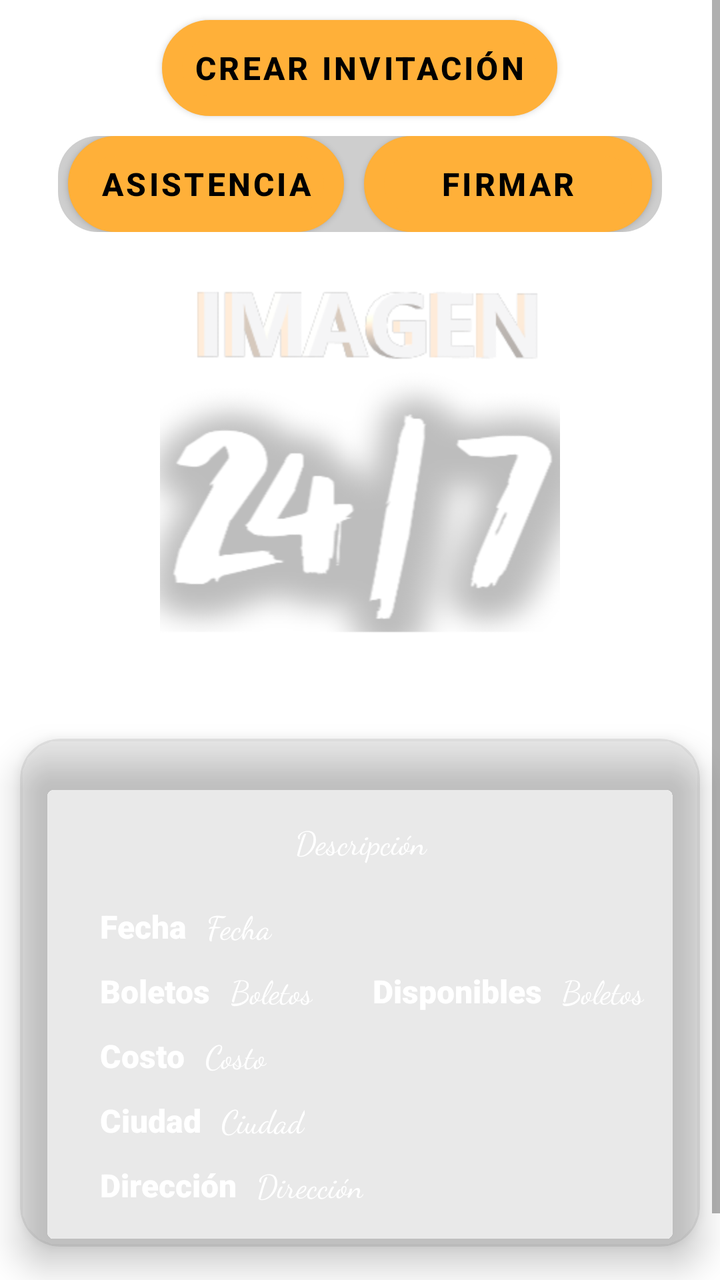
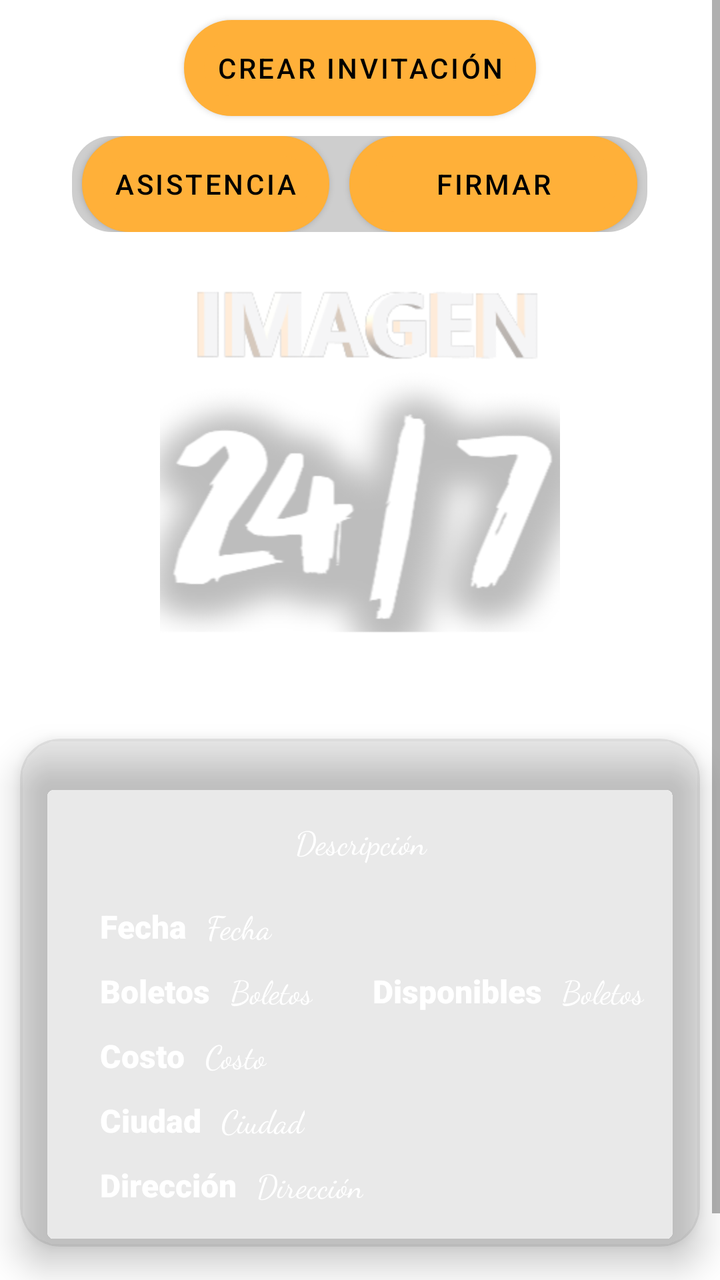

Before-and-after screenshots of an Android layout around one commit, followed by the original layout XML and the change that was made.
<!-- AndroidManifest.xml: application theme Theme.Eventos -->
<!-- res/layout/fragment_detalle_evento.xml -->
<?xml version="1.0" encoding="utf-8"?>
<ScrollView xmlns:android="http://schemas.android.com/apk/res/android"
    xmlns:tools="http://schemas.android.com/tools"
    android:layout_width="match_parent"
    android:layout_height="match_parent"
    xmlns:app="http://schemas.android.com/apk/res-auto"
    tools:context=".DetalleEvento">

    <LinearLayout
        android:layout_width="match_parent"
        android:layout_height="match_parent"
        android:orientation="vertical">

        <Button
            android:id="@+id/button2"
            android:layout_width="wrap_content"
            android:layout_height="wrap_content"
            android:layout_gravity="center"
            android:layout_margin="10dp"
            android:background="@drawable/boton"
            android:gravity="center"
            android:text="@string/CrearInvitacion"
            android:textColor="@color/black"
            android:theme="@style/Botones" />

    <LinearLayout
        android:layout_width="wrap_content"
        android:layout_height="wrap_content"
        android:layout_gravity="center"
        android:background="@drawable/cardview_evento"
        app:cardCornerRadius="10dp">

        <Button
            android:layout_width="wrap_content"
            android:layout_height="wrap_content"
            android:layout_weight="1"
            android:layout_gravity="center"
            android:layout_marginLeft="5dp"
            android:layout_marginRight="5dp"
            android:background="@drawable/boton"
            android:gravity="center"
            android:text="@string/Asistencia"
            android:textColor="@color/black"
            android:theme="@style/Botones" />

        <Button
            android:layout_width="144dp"
            android:layout_height="match_parent"
            android:layout_gravity="center"
            android:layout_marginLeft="5dp"
            android:layout_marginRight="5dp"
            android:background="@drawable/boton"
            android:gravity="center"

            android:text="@string/Firmar"
            android:textColor="@color/black"
            android:theme="@style/Botones" />


    </LinearLayout>

    <ImageView
        android:id="@+id/imageView_imagen_evento"
        android:layout_width="300dp"
        android:layout_height="200dp"
        android:layout_weight="1"
        android:layout_margin="10dp"
        android:layout_gravity="center"
        android:src="@drawable/seleccion_imagen" />

        <TextView
            android:id="@+id/textView_nombre_evento"
            android:layout_width="match_parent"
            android:layout_height="wrap_content"
            android:theme="@style/texto_titulo"
            android:text="@string/Evento" />


        <androidx.cardview.widget.CardView
            android:layout_width="match_parent"
            android:layout_height="match_parent"
            android:layout_marginRight="10dp"
            android:layout_marginLeft="10dp"
            android:layout_marginTop="1dp"
            app:cardBackgroundColor="@color/fondo_cardView"
            app:cardCornerRadius="20dp"
            app:cardElevation="10sp">

            <LinearLayout
                android:layout_width="match_parent"
                android:layout_height="wrap_content"
                android:layout_margin="20dp"
                android:orientation="vertical">
                <TextView
                    android:id="@+id/textView_descripcion"
                    android:layout_margin="20dp"
                    android:layout_width="match_parent"
                    android:layout_height="wrap_content"
                    android:theme="@style/texto_sencillo"
                    android:layout_gravity="center"
                    android:gravity="center"
                    android:text="@string/descripcion"></TextView>

                <LinearLayout
                    android:layout_width="wrap_content"
                    android:layout_height="wrap_content"
                    android:layout_marginStart="20dp"
                    android:orientation="horizontal">

                    <TextView
                        android:layout_width="wrap_content"
                        android:layout_height="wrap_content"
                        android:theme="@style/texto_sub_titulo"
                        android:text="@string/Fecha" />

                    <TextView
                        android:id="@+id/textView_fecha"
                        android:layout_width="wrap_content"
                        android:layout_height="wrap_content"
                        android:theme="@style/texto_sencillo"
                        android:layout_marginStart="10dp"
                        android:text="@string/Fecha" />
                </LinearLayout>

                <LinearLayout
                    android:layout_width="wrap_content"
                    android:layout_height="wrap_content"
                    android:layout_marginTop="10dp"
                    android:layout_marginStart="20dp"
                    android:orientation="horizontal">

                    <TextView
                        android:layout_width="wrap_content"
                        android:layout_height="wrap_content"
                        android:theme="@style/texto_sub_titulo"
                        android:text="@string/Boletos" />

                    <TextView
                        android:id="@+id/textView_boletos"
                        android:layout_width="wrap_content"
                        android:layout_height="wrap_content"
                        android:theme="@style/texto_sencillo"
                        android:layout_marginStart="10dp"
                        android:text="@string/Boletos" />

                    <TextView
                        android:layout_width="wrap_content"
                        android:layout_height="wrap_content"
                        android:layout_marginStart="30dp"
                        android:theme="@style/texto_sub_titulo"
                        android:text="@string/Disponibles" />

                    <TextView
                        android:id="@+id/textView_disponibles"
                        android:layout_width="wrap_content"
                        android:layout_height="wrap_content"
                        android:theme="@style/texto_sencillo"
                        android:layout_marginStart="10dp"
                        android:text="@string/Boletos" />
                </LinearLayout>

                <LinearLayout
                    android:layout_width="wrap_content"
                    android:layout_height="wrap_content"
                    android:layout_marginTop="10dp"
                    android:layout_marginStart="20dp"
                    android:orientation="horizontal">

                    <TextView
                        android:layout_width="wrap_content"
                        android:layout_height="wrap_content"
                        android:theme="@style/texto_sub_titulo"
                        android:text="@string/Costo" />

                    <TextView
                        android:id="@+id/textView_costo"
                        android:layout_width="wrap_content"
                        android:layout_height="wrap_content"
                        android:theme="@style/texto_sencillo"
                        android:layout_marginStart="10dp"
                        android:text="@string/Costo" />
                </LinearLayout>
                <LinearLayout
                    android:layout_width="wrap_content"
                    android:layout_height="wrap_content"
                    android:layout_marginTop="10dp"
                    android:layout_marginStart="20dp"
                    android:orientation="horizontal">

                    <TextView
                        android:layout_width="wrap_content"
                        android:layout_height="wrap_content"
                        android:theme="@style/texto_sub_titulo"
                        android:text="@string/Ciudad" />

                    <TextView
                        android:id="@+id/textView_ciudad"
                        android:layout_width="wrap_content"
                        android:layout_height="wrap_content"
                        android:layout_marginStart="10dp"
                        android:theme="@style/texto_sencillo"
                        android:text="@string/Ciudad" />
                </LinearLayout>
                <LinearLayout
                    android:layout_width="wrap_content"
                    android:layout_height="wrap_content"
                    android:orientation="horizontal"
                    android:layout_marginTop="10dp"
                    android:layout_marginStart="20dp">

                    <TextView
                        android:layout_width="wrap_content"
                        android:layout_height="wrap_content"
                        android:theme="@style/texto_sub_titulo"
                        android:text="@string/Direccion" />

                    <TextView
                        android:id="@+id/textView_direccion"
                        android:layout_width="wrap_content"
                        android:layout_height="wrap_content"
                        android:layout_marginStart="10dp"
                        android:theme="@style/texto_sencillo"
                        android:text="@string/Direccion" />
                </LinearLayout>
            </LinearLayout>

        </androidx.cardview.widget.CardView>
        <TextView
            android:layout_marginTop="10dp"
            android:layout_width="match_parent"
            android:layout_height="wrap_content"
            android:gravity="center"
            android:theme="@style/texto_sub_titulo"
            android:text="@string/Asistencia"/>

        <androidx.recyclerview.widget.RecyclerView
            android:id="@+id/recyclerView_asistencia"
            android:layout_width="match_parent"
            android:layout_height="match_parent"
            android:layout_margin="10dp"/>
    </LinearLayout>



</ScrollView>
<!-- resources referenced by this layout -->
<resources>
  <color name="black">#FF000000</color>
  <color name="fondo_cardView">#1E4A4947</color>
  <!-- drawable boton (drawable) -->
  <?xml version="1.0" encoding="utf-8"?>
  <selector xmlns:android="http://schemas.android.com/apk/res/android" >
      <item >
          <shape android:shape="rectangle"  >
              <corners android:radius="100dip" />
              <stroke android:width="10dip" android:color="@color/black" />
              <solid android:color="@color/amarillo" />
          </shape>
      </item>
  </selector>
  <!-- drawable cardview_evento (drawable) -->
  <?xml version="1.0" encoding="utf-8"?>
  <shape xmlns:android="http://schemas.android.com/apk/res/android">
      <corners android:radius="20dp"/>
      <solid android:color="@color/gris" />
  </shape>
  <!-- drawable seleccion_imagen: png bitmap (drawable, 34875 bytes) -->
  <string name="Asistencia">Asistencia</string>
  <string name="Boletos">Boletos</string>
  <string name="Ciudad">Ciudad</string>
  <string name="Costo">Costo</string>
  <string name="CrearInvitacion">Crear invitación</string>
  <string name="Direccion">Dirección</string>
  <string name="Disponibles">Disponibles</string>
  <string name="Evento">Evento</string>
  <string name="Fecha">Fecha</string>
  <string name="Firmar">Firmar</string>
  <string name="descripcion">Descripción</string>
  <style name="Botones" parent="Theme.AppCompat.Light.NoActionBar">
      <item name="android:background">@drawable/boton</item>
          <item name="android:textStyle">bold</item>
          <item name="android:textSize">16sp</item>
          <item name="android:layout_margin">5sp</item>
          <item name="colorPrimaryVariant">@color/amarillo</item>
          <item name="colorPrimary">@color/amarillo</item>
      </style>
  <style name="texto_sencillo" parent="Theme.Eventos">
          <item name="android:textSize">16sp</item>
          <item name="android:textColor">@color/white</item>
          <item name="android:layout_margin">5sp</item>
          <item name="fontFamily">cursive</item>
      </style>
  <style name="texto_sub_titulo" parent="Theme.Eventos">
          <item name="android:textSize">16sp</item>
          <item name="android:textColor">@color/white</item>
          <item name="android:textStyle">bold</item>
          <item name="android:layout_margin">5sp</item>
          <item name="fontFamily">sans-serif-black</item>
      </style>
  <style name="texto_titulo" parent="Theme.Eventos">
          <item name="android:textSize">24sp</item>
          <item name="android:textColor">@color/white</item>
          <item name="android:textStyle">bold</item>
          <item name="android:gravity">center</item>
          <item name="fontFamily">sans-serif-black</item>
      </style>
  <style name="Theme.Eventos" parent="Theme.MaterialComponents.DayNight.DarkActionBar">
          
          <item name="colorPrimary">@color/amarilloFondo</item>
          <item name="colorPrimaryVariant">@color/amarillo</item>
          <item name="colorOnPrimary">@color/white</item>
          
          <item name="colorSecondary">@color/teal_200</item>
          <item name="colorSecondaryVariant">@color/teal_700</item>
          <item name="colorOnSecondary">@color/black</item>
          
  
          <item name="android:statusBarColor" tools:targetApi="l">?attr/colorPrimaryVariant</item>
  
          
          
          <item name="windowActionBar">false</item>
          <item name="windowNoTitle">true</item>
      </style>
  <color name="amarillo">#FFB039</color>
  <color name="gris">#63818181</color>
  <color name="white">#FFFFFFFF</color>
  <color name="amarilloFondo">#DF885A28</color>
  <color name="teal_200">#DF885A28</color>
  <color name="teal_700">#DF885A28</color>
</resources>

<!-- the commit's change to res/layout/fragment_detalle_evento.xml (unified diff, before → after) -->
@@ -12,7 +12,7 @@
         android:orientation="vertical">
 
         <Button
-            android:id="@+id/button2"
+            android:id="@+id/button_crearInvitacion"
             android:layout_width="wrap_content"
             android:layout_height="wrap_content"
             android:layout_gravity="center"
@@ -31,6 +31,7 @@
         app:cardCornerRadius="10dp">
 
         <Button
+            android:id="@+id/bottom_asistencia"
             android:layout_width="wrap_content"
             android:layout_height="wrap_content"
             android:layout_weight="1"
@@ -44,6 +45,7 @@
             android:theme="@style/Botones" />
 
         <Button
+            android:id="@+id/button_firmar"
             android:layout_width="144dp"
             android:layout_height="match_parent"
             android:layout_gravity="center"
@@ -51,7 +53,6 @@
             android:layout_marginRight="5dp"
             android:background="@drawable/boton"
             android:gravity="center"
-
             android:text="@string/Firmar"
             android:textColor="@color/black"
             android:theme="@style/Botones" />
@@ -78,7 +79,7 @@
 
         <androidx.cardview.widget.CardView
             android:layout_width="match_parent"
-            android:layout_height="match_parent"
+            android:layout_height="wrap_content"
             android:layout_marginRight="10dp"
             android:layout_marginLeft="10dp"
             android:layout_marginTop="1dp"
@@ -96,7 +97,7 @@
                     android:layout_margin="20dp"
                     android:layout_width="match_parent"
                     android:layout_height="wrap_content"
-                    android:theme="@style/texto_sencillo"
+                    android:theme="@style/texto_cursiva"
                     android:layout_gravity="center"
                     android:gravity="center"
                     android:text="@string/descripcion"></TextView>
@@ -117,7 +118,7 @@
                         android:id="@+id/textView_fecha"
                         android:layout_width="wrap_content"
                         android:layout_height="wrap_content"
-                        android:theme="@style/texto_sencillo"
+                        android:theme="@style/texto_cursiva"
                         android:layout_marginStart="10dp"
                         android:text="@string/Fecha" />
                 </LinearLayout>
@@ -139,7 +140,7 @@
                         android:id="@+id/textView_boletos"
                         android:layout_width="wrap_content"
                         android:layout_height="wrap_content"
-                        android:theme="@style/texto_sencillo"
+                        android:theme="@style/texto_cursiva"
                         android:layout_marginStart="10dp"
                         android:text="@string/Boletos" />
 
@@ -154,7 +155,7 @@
                         android:id="@+id/textView_disponibles"
                         android:layout_width="wrap_content"
                         android:layout_height="wrap_content"
-                        android:theme="@style/texto_sencillo"
+                        android:theme="@style/texto_cursiva"
                         android:layout_marginStart="10dp"
                         android:text="@string/Boletos" />
                 </LinearLayout>
@@ -176,7 +177,7 @@
                         android:id="@+id/textView_costo"
                         android:layout_width="wrap_content"
                         android:layout_height="wrap_content"
-                        android:theme="@style/texto_sencillo"
+                        android:theme="@style/texto_cursiva"
                         android:layout_marginStart="10dp"
                         android:text="@string/Costo" />
                 </LinearLayout>
@@ -198,7 +199,7 @@
                         android:layout_width="wrap_content"
                         android:layout_height="wrap_content"
                         android:layout_marginStart="10dp"
-                        android:theme="@style/texto_sencillo"
+                        android:theme="@style/texto_cursiva"
                         android:text="@string/Ciudad" />
                 </LinearLayout>
                 <LinearLayout
@@ -219,7 +220,7 @@
                         android:layout_width="wrap_content"
                         android:layout_height="wrap_content"
                         android:layout_marginStart="10dp"
-                        android:theme="@style/texto_sencillo"
+                        android:theme="@style/texto_cursiva"
                         android:text="@string/Direccion" />
                 </LinearLayout>
             </LinearLayout>
<!-- resource entries referenced after the edit -->
@@ -33,13 +33,11 @@
   <string name="descripcion">Descripción</string>
   <style name="Botones" parent="Theme.AppCompat.Light.NoActionBar">
       <item name="android:background">@drawable/boton</item>
-          <item name="android:textStyle">bold</item>
-          <item name="android:textSize">16sp</item>
-          <item name="android:layout_margin">5sp</item>
-          <item name="colorPrimaryVariant">@color/amarillo</item>
+          <item name="android:textSize">14sp</item>
+          <item name="colorPrimaryVariant">@color/black</item>
           <item name="colorPrimary">@color/amarillo</item>
       </style>
-  <style name="texto_sencillo" parent="Theme.Eventos">
+  <style name="texto_cursiva" parent="Theme.Eventos">
           <item name="android:textSize">16sp</item>
           <item name="android:textColor">@color/white</item>
           <item name="android:layout_margin">5sp</item>
